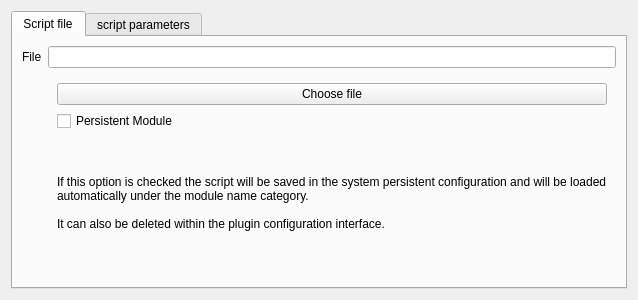
First picture: the form in libtransform/moduletransformwidget.ui, repository nccgroup/pip3line, before the edit.
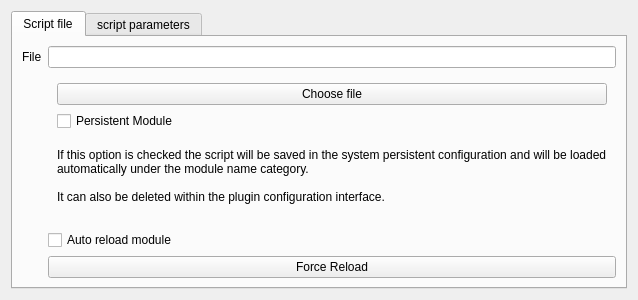
Second picture: the form after the edit.

What changed in the file:
```diff
--- a/libtransform/moduletransformwidget.ui
+++ b/libtransform/moduletransformwidget.ui
@@ -47,7 +47,7 @@
          </property>
         </widget>
        </item>
-       <item row="1" column="1">
+       <item row="3" column="1">
         <widget class="QStackedWidget" name="stackedWidget">
          <widget class="QWidget" name="basePage">
           <layout class="QVBoxLayout" name="verticalLayout_2">
@@ -104,6 +104,20 @@
          </widget>
         </widget>
        </item>
+       <item row="4" column="1">
+        <widget class="QCheckBox" name="autoReloadCheckBox">
+         <property name="text">
+          <string>Auto reload module</string>
+         </property>
+        </widget>
+       </item>
+       <item row="5" column="1">
+        <widget class="QPushButton" name="forceReloadPushButton">
+         <property name="text">
+          <string>Force Reload</string>
+         </property>
+        </widget>
+       </item>
       </layout>
      </widget>
      <widget class="QWidget" name="paramtersTab">
```
